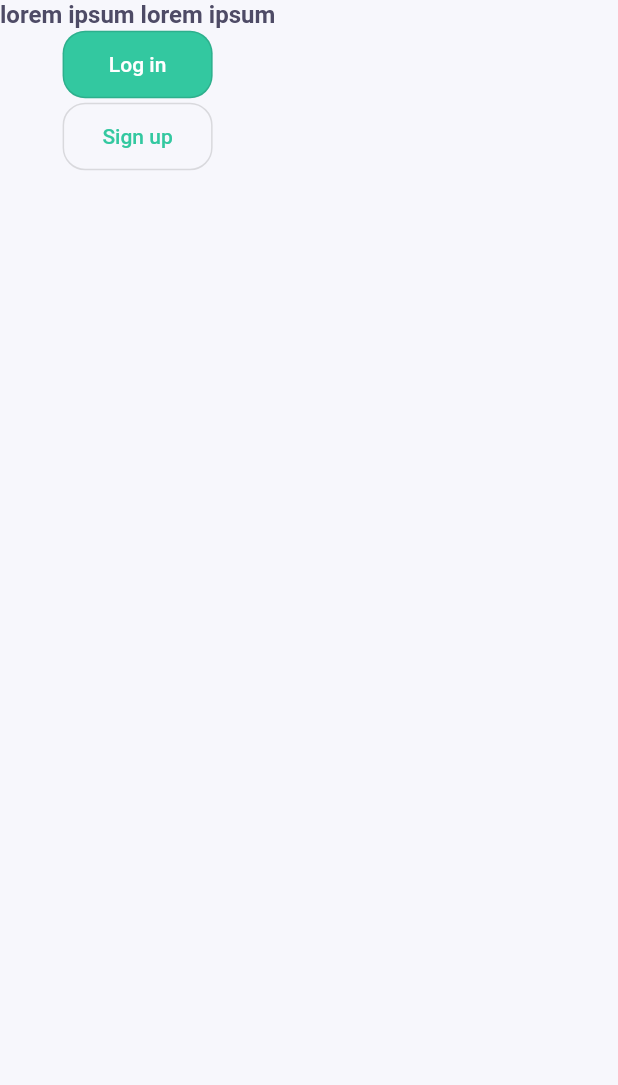
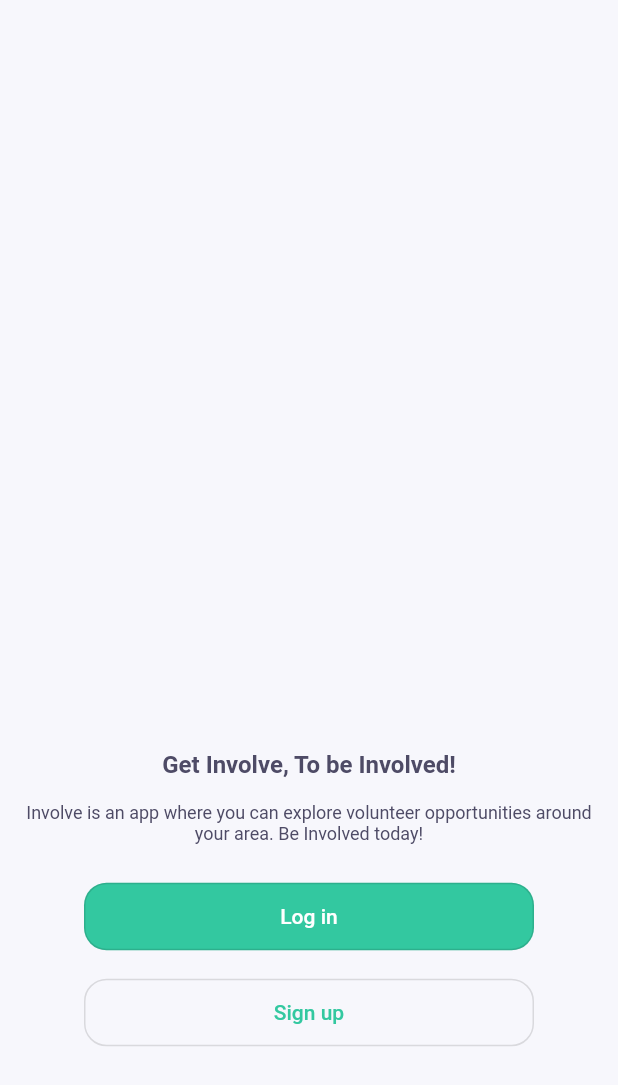
Before and after one commit to bonchons/Hackfest2023, a Flutter app: the screen it shows after launch, on a phone screen of 412 x 824 dp. Shown: the top 1085 px of the screen. Run offline on Flutter 3.47's test engine with Material 2 defaults, Android fonts, the phone set to English and light mode, and no system bars; our stand-ins replace firebase_auth, firebase_core; missing offline and left inert: firebase_ui_auth; accounts and stored records are empty.

Commit message:
edited startScreen
changed logos on orgPage

```diff
--- a/lib/orgPage.dart
+++ b/lib/orgPage.dart
@@ -37,7 +37,7 @@ class _orgPageState extends State<orgPage> {
                         child: CircleAvatar(
                           radius: 35,
                           backgroundColor: Colors.black,
-                          child: Image.asset('assets/images/settings.png',
+                          child: Image.asset('assets/images/RedAlert.png',
                               fit: BoxFit.contain),
                         ),
                       ),
@@ -245,7 +245,7 @@ class _orgPageState extends State<orgPage> {
                                         radius: 30,
                                         backgroundColor: Colors.black,
                                         child: Image.asset(
-                                            'assets/images/settings.png',
+                                            'assets/images/RedAlert.png',
                                             fit: BoxFit.contain),
                                       ),
                                     ),
@@ -414,7 +414,7 @@ class _orgPageState extends State<orgPage> {
                                         radius: 30,
                                         backgroundColor: Colors.black,
                                         child: Image.asset(
-                                            'assets/images/settings.png',
+                                            'assets/images/RedAlert.png',
                                             fit: BoxFit.contain),
                                       ),
                                     ),
--- a/lib/startScreen.dart
+++ b/lib/startScreen.dart
@@ -8,19 +8,40 @@ class startScreen extends StatelessWidget {
 
   @override
   Widget build(BuildContext context) {
+    String slogan = "Get Involve, To be Involved!";
+    String desc =
+        "Involve is an app where you can explore volunteer opportunities around your area. Be Involved today!";
+
     return Scaffold(
       backgroundColor: ColorConstants.offWhite,
       appBar: null,
-      body: Column(
+      body: Center(
+        child: Column(
           children: [
+            SizedBox(
+              height: 500,
+            ),
             Text(
-            'lorem ipsum lorem ipsum',
+              slogan,
               style: TextStyle(
                   fontSize: 16,
                   fontWeight: FontWeight.bold,
                   color: ColorConstants.greyText),
             ),
-          Container(
+            Padding(
+              padding: const EdgeInsets.all(16.0),
+              child: Container(
+                child: Text(
+                  desc,
+                  style:
+                      TextStyle(fontSize: 12, color: ColorConstants.greyText),
+                  textAlign: TextAlign.center,
+                ),
+              ),
+            ),
+            Padding(
+              padding: const EdgeInsets.all(8.0),
+              child: Container(
                 child: OutlinedButton(
                   onPressed: () {
                     Navigator.of(context)
@@ -30,7 +51,7 @@ class startScreen extends StatelessWidget {
                     shape: RoundedRectangleBorder(
                       borderRadius: BorderRadius.circular(15),
                     ),
-                minimumSize: Size(100, 45),
+                    minimumSize: Size(300, 45),
                     backgroundColor: ColorConstants.green,
                   ),
                   child: Text(
@@ -39,17 +60,20 @@ class startScreen extends StatelessWidget {
                   ),
                 ),
               ),
-          Container(
+            ),
+            Padding(
+              padding: const EdgeInsets.all(8.0),
+              child: Container(
                 child: OutlinedButton(
                   onPressed: () {
-                Navigator.of(context)
-                    .push(MaterialPageRoute(builder: (context) => Register()));
+                    Navigator.of(context).push(
+                        MaterialPageRoute(builder: (context) => Register()));
                   },
                   style: OutlinedButton.styleFrom(
                     shape: RoundedRectangleBorder(
                       borderRadius: BorderRadius.circular(15),
                     ),
-                minimumSize: Size(100, 45),
+                    minimumSize: Size(300, 45),
                     backgroundColor: ColorConstants.offWhite,
                   ),
                   child: Text(
@@ -58,7 +82,9 @@ class startScreen extends StatelessWidget {
                   ),
                 ),
               ),
+            ),
           ],
+        ),
       ),
     );
   }
```
Lines whose indentation alone changed are shown as unchanged.
